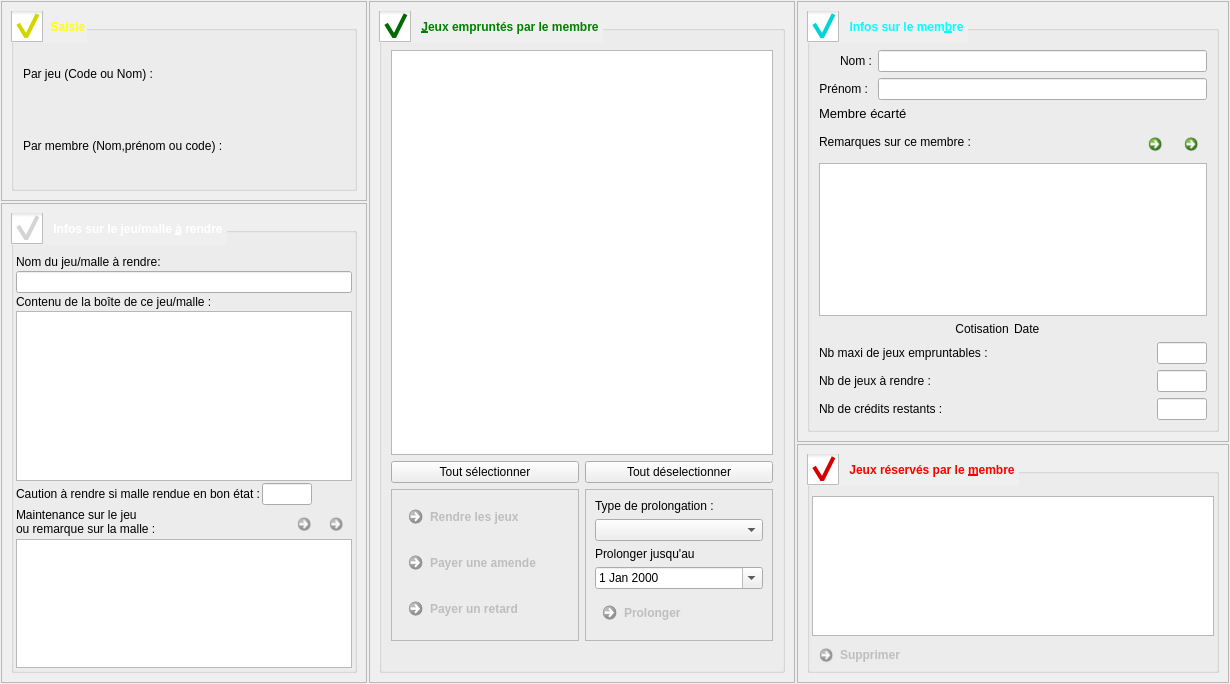
First picture: the form in f_retour.ui, repository nivhg/ludopen, before the edit.
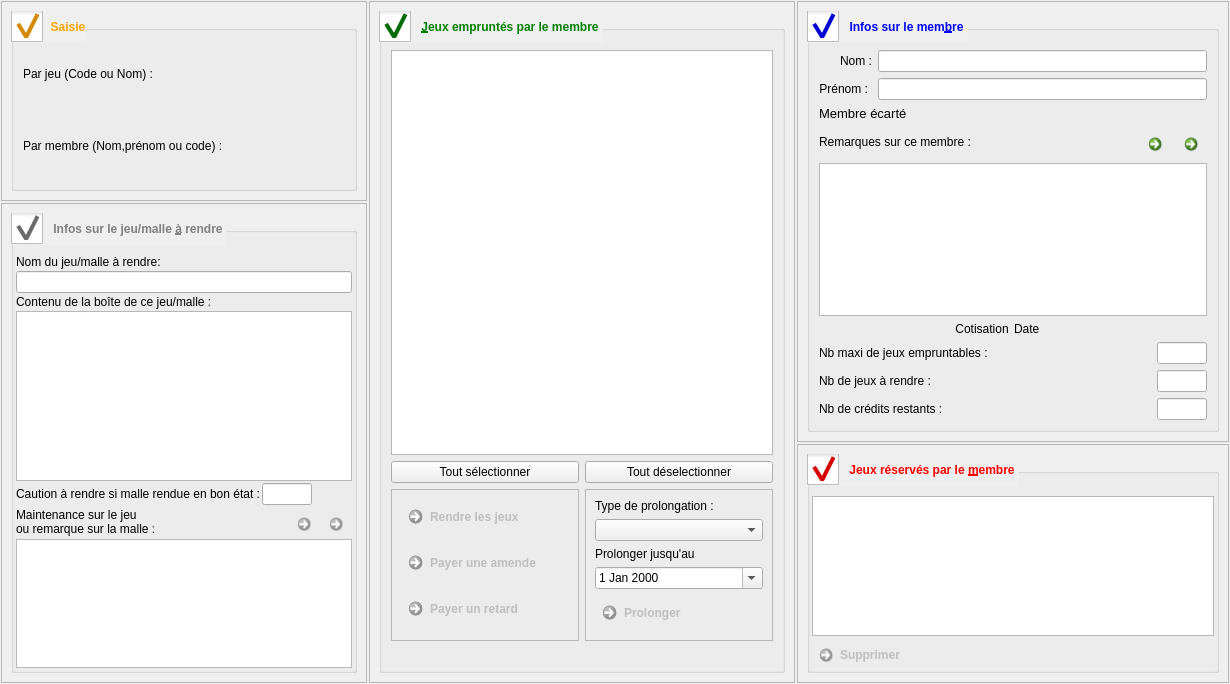
Second picture: the form after the edit. Icons and pictures are not drawn.

Diff of the .ui file:
```diff
--- a/f_retour.ui
+++ b/f_retour.ui
@@ -483,7 +483,7 @@
          </font>
         </property>
         <property name="styleSheet">
-         <string notr="true">QGroupBox  {color: cyan;}
+         <string notr="true">QGroupBox  {color: blue;}
 QGroupBox::indicator {
     width: 32px;
     height: 32px;
@@ -873,7 +873,7 @@
          </font>
         </property>
         <property name="styleSheet">
-         <string notr="true">QGroupBox  {color: yellow;}
+         <string notr="true">QGroupBox  {color: orange;}
 QGroupBox::indicator {
     width: 32px;
     height: 32px;
@@ -942,7 +942,7 @@
          </font>
         </property>
         <property name="styleSheet">
-         <string notr="true">QGroupBox  {color: white;}
+         <string notr="true">QGroupBox  {color: grey;}
 QGroupBox::indicator {
     width: 32px;
     height: 32px;
```
